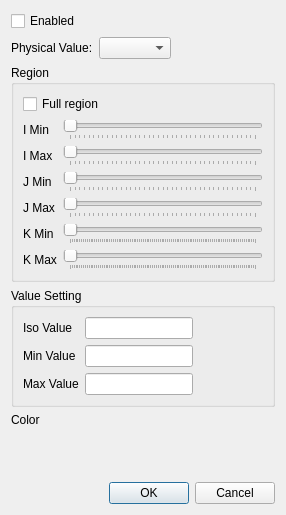
Qt form libs/post/post3d/datamodel/post3dwindowisosurfacesettingdialog.ui (i-RIC/prepost-gui) before a commit.
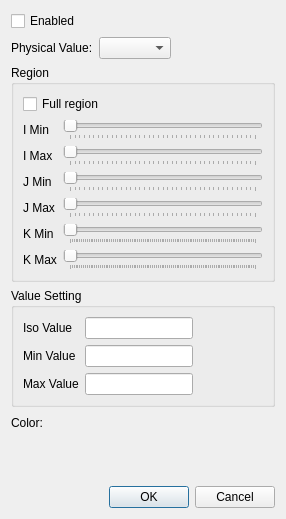
The same form after that commit. Custom widgets are drawn as their Qt base class.

Commit message: Improvement: improve widget to edit opacity

The edit to the form file:
```diff
--- a/libs/post/post3d/datamodel/post3dwindowisosurfacesettingdialog.ui
+++ b/libs/post/post3d/datamodel/post3dwindowisosurfacesettingdialog.ui
@@ -7,7 +7,7 @@
     <x>0</x>
     <y>0</y>
     <width>286</width>
-    <height>515</height>
+    <height>519</height>
    </rect>
   </property>
   <property name="windowTitle">
@@ -304,7 +304,7 @@
      <item>
       <widget class="QLabel" name="colorLabel">
        <property name="text">
-        <string>Color</string>
+        <string>Color:</string>
        </property>
       </widget>
      </item>
@@ -315,6 +315,19 @@
        </property>
       </widget>
      </item>
+     <item>
+      <spacer name="horizontalSpacer_6">
+       <property name="orientation">
+        <enum>Qt::Horizontal</enum>
+       </property>
+       <property name="sizeHint" stdset="0">
+        <size>
+         <width>40</width>
+         <height>20</height>
+        </size>
+       </property>
+      </spacer>
+     </item>
     </layout>
    </item>
    <item>
@@ -363,21 +376,16 @@
   </layout>
  </widget>
  <customwidgets>
-  <customwidget>
-   <class>ColorEditWidget</class>
-   <extends>QLabel</extends>
-   <header>guibase/widget/coloreditwidget.h</header>
-   <container>1</container>
-  </customwidget>
   <customwidget>
    <class>SliderWithValue</class>
    <extends>QSlider</extends>
    <header>guibase/widget/sliderwithvalue.h</header>
   </customwidget>
   <customwidget>
-   <class>RealNumberEditWidget</class>
-   <extends>QLineEdit</extends>
-   <header>guibase/widget/realnumbereditwidget.h</header>
+   <class>ColorEditWidget</class>
+   <extends>QLabel</extends>
+   <header>guibase/widget/coloreditwidget.h</header>
+   <container>1</container>
   </customwidget>
   <customwidget>
    <class>TransparencyWidget</class>
@@ -385,6 +393,11 @@
    <header>guibase/widget/transparencywidget.h</header>
    <container>1</container>
   </customwidget>
+  <customwidget>
+   <class>RealNumberEditWidget</class>
+   <extends>QLineEdit</extends>
+   <header>guibase/widget/realnumbereditwidget.h</header>
+  </customwidget>
  </customwidgets>
  <tabstops>
   <tabstop>enabledCheckBox</tabstop>
```
Left out of the diff: 8 changed lines with no effect on the pictures. The commit also changes 120 other files.
